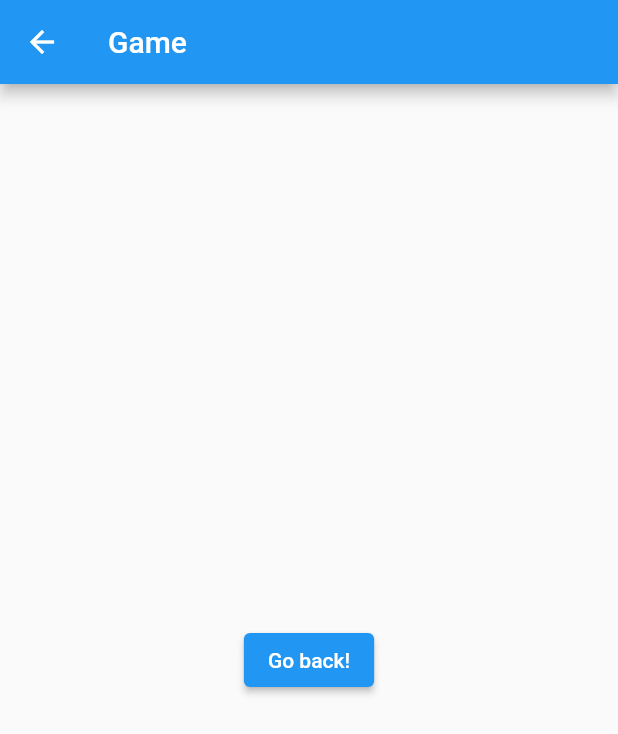
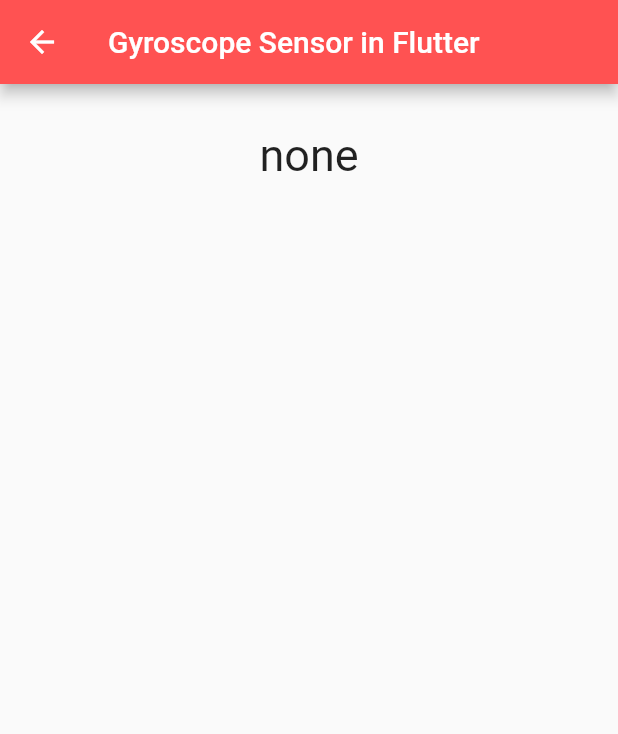
Before and after one commit to connorescajeda/Sensory-Overload, a Flutter app: the screen it shows after launch, after a tap on the "add" icon, on a phone screen of 412 x 824 dp. Shown: the top 734 px of the screen. Run offline on Flutter 3.47's test engine with Material 2 defaults, Android fonts, the phone set to English and light mode, and no system bars; our stand-ins replace sensors_plus.

Commit message:
Gyroscope testing

```diff
--- a/fruit_collector/lib/main.dart
+++ b/fruit_collector/lib/main.dart
@@ -1,4 +1,5 @@
 import 'package:flutter/material.dart';
+import 'package:sensors_plus/sensors_plus.dart';
 
 void main() {
   runApp(const MyApp());
@@ -30,6 +31,7 @@
 }
 
 // https://docs.flutter.dev/cookbook/navigation/navigation-basics
+
 class SecondScreen extends StatelessWidget {
   const SecondScreen({super.key});
 
@@ -132,7 +134,7 @@
         onPressed: () {
           Navigator.push(
             context,
-            MaterialPageRoute(builder: (context) => const SecondScreen()),
+            MaterialPageRoute(builder: (context) => const GameScreen()),
           );
         },
         tooltip: 'Increment',
@@ -141,3 +143,60 @@
     );
   }
 }
+
+class GameScreen extends StatefulWidget {
+  const GameScreen({Key? key}) : super(key: key);
+
+  @override
+  State<GameScreen> createState() => _GameScreenState();
+}
+
+class _GameScreenState extends State<GameScreen> {
+  double x = 0, y = 0, z = 0;
+  String direction = "none";
+
+  @override
+  void initState() {
+    gyroscopeEvents.listen((GyroscopeEvent event) {
+      print(event);
+
+      x = event.x;
+      y = event.y;
+      z = event.z;
+
+      //rough calculation, you can use
+      //advance formula to calculate the orentation
+      if (x > 0) {
+        direction = "back";
+      } else if (x < 0) {
+        direction = "forward";
+      } else if (y > 0) {
+        direction = "left";
+      } else if (y < 0) {
+        direction = "right";
+      }
+
+      setState(() {});
+    });
+    super.initState();
+  }
+
+  @override
+  Widget build(BuildContext context) {
+    return Scaffold(
+      appBar: AppBar(
+        title: Text("Gyroscope Sensor in Flutter"),
+        backgroundColor: Colors.redAccent,
+      ),
+      body: Container(
+          alignment: Alignment.center,
+          padding: EdgeInsets.all(30),
+          child: Column(children: [
+            Text(
+              direction,
+              style: TextStyle(fontSize: 30),
+            )
+          ])),
+    );
+  }
+}
--- a/fruit_collector/pubspec.yaml
+++ b/fruit_collector/pubspec.yaml
@@ -34,6 +34,7 @@ dependencies:
   # The following adds the Cupertino Icons font to your application.
   # Use with the CupertinoIcons class for iOS style icons.
   cupertino_icons: ^1.0.2
+  sensors_plus: ^1.3.4+1
 
 dev_dependencies:
   flutter_test:
```
Also changed, not shown: fruit_collector/pubspec.lock.
